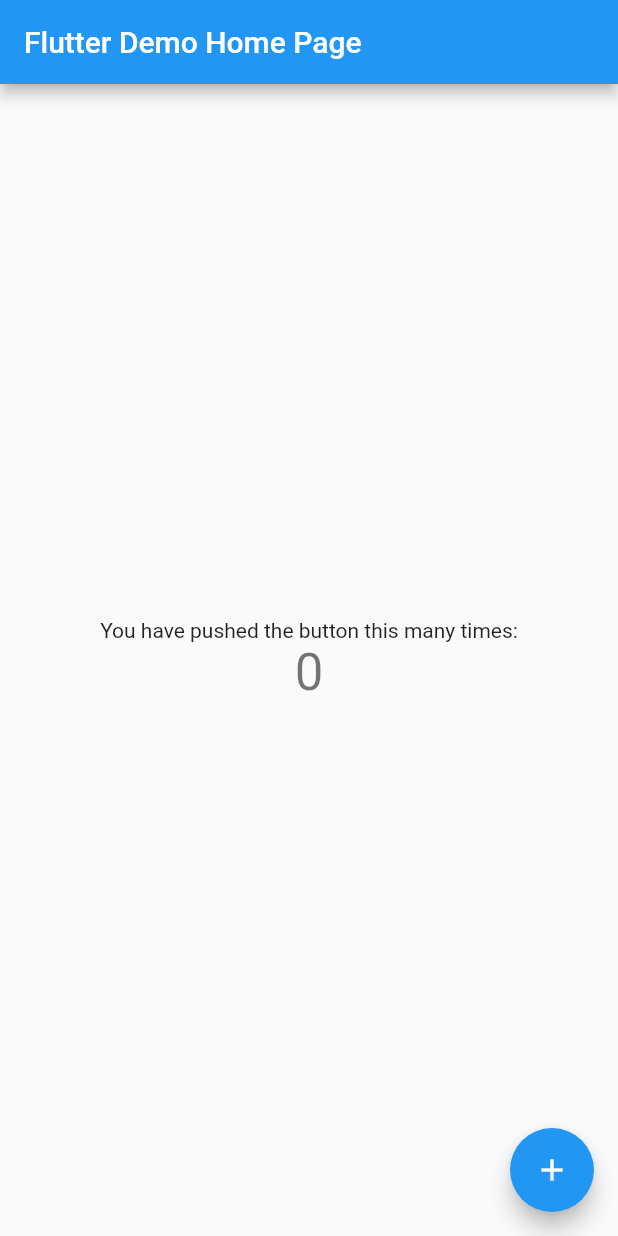
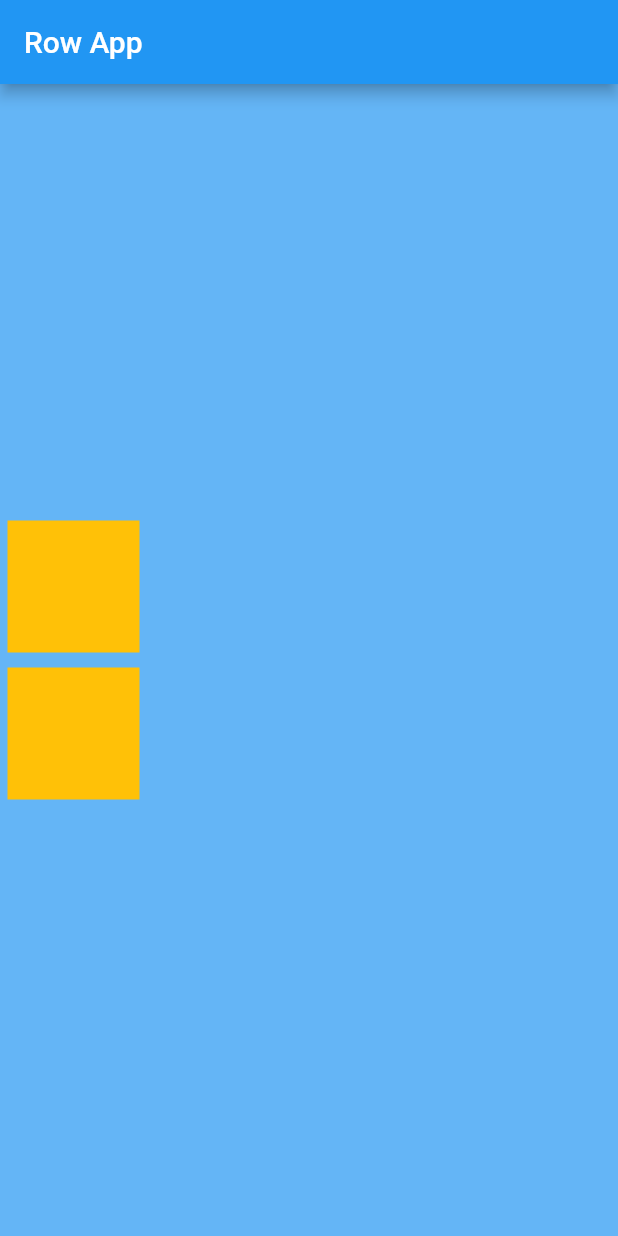
Before and after one commit to krisna31/all_flutter_component, a Flutter app: the screen it shows after launch, on a phone screen of 412 x 824 dp. Run offline on Flutter 3.47's test engine with Material 2 defaults, Android fonts, the light colour scheme and no system bars.

Commit message:
done 3 simple stateless widget
1. hello world centered
2. row with box
3. column with box

```diff
--- /dev/null
+++ b/lib/atoms/my_box.dart
@@ -0,0 +1,17 @@
+import 'package:flutter/material.dart';
+
+class MyBox extends StatelessWidget {
+  const MyBox({
+    Key? key,
+  }) : super(key: key);
+
+  @override
+  Widget build(BuildContext context) {
+    return Container(
+      color: Colors.amber,
+      width: 88,
+      height: 88,
+      margin: const EdgeInsets.all(5),
+    );
+  }
+}
--- /dev/null
+++ b/lib/components/first_hello_world.dart
@@ -0,0 +1,21 @@
+import 'package:flutter/material.dart';
+
+class HelloWorld extends StatelessWidget {
+  const HelloWorld({super.key});
+
+  @override
+  Widget build(BuildContext context) {
+    return MaterialApp(
+      debugShowCheckedModeBanner: false,
+      title: 'Hello World',
+      home: Scaffold(
+        appBar: AppBar(
+          title: const Text('Hello World'),
+        ),
+        body: const Center(
+          child: Text('Hello World'),
+        ),
+      ),
+    );
+  }
+}
--- /dev/null
+++ b/lib/components/third_column_app.dart
@@ -0,0 +1,35 @@
+import 'package:all_flutter_component/atoms/my_box.dart';
+import 'package:flutter/material.dart';
+
+class ColumnExample extends StatelessWidget {
+  const ColumnExample({super.key});
+
+  @override
+  Widget build(BuildContext context) {
+    return MaterialApp(
+      debugShowCheckedModeBanner: false,
+      home: Scaffold(
+        appBar: AppBar(
+          title: const Text("Row App"),
+        ),
+        body: Container(
+          height: double.infinity,
+          width: double.infinity,
+          color: Colors.blue.shade300,
+          child: Column(
+            mainAxisAlignment: MainAxisAlignment.center,
+            crossAxisAlignment: CrossAxisAlignment.start,
+            children: const <Widget>[
+              MyBox(),
+              MyBox(),
+              // MyBox(),
+              // MyBox(),
+              // MyBox(),
+              // MyBox(),
+            ],
+          ),
+        ),
+      ),
+    );
+  }
+}
--- a/lib/main.dart
+++ b/lib/main.dart
@@ -1,115 +1,15 @@
+import 'package:all_flutter_component/components/first_hello_world.dart';
+import 'package:all_flutter_component/components/second_row_app.dart';
+import 'package:all_flutter_component/components/third_column_app.dart';
 import 'package:flutter/material.dart';
 
-void main() {
-  runApp(const MyApp());
+void main(List<String> args) {
+  /// 1. Hello World With Center Widget
+  // runApp(const HelloWorld());
+
+  /// 2. Row Widget
+  // runApp(const RowExample());
+
+  /// 3. Column Widget
+  runApp(const ColumnExample());
 }
-
-class MyApp extends StatelessWidget {
-  const MyApp({Key? key}) : super(key: key);
-
-  // This widget is the root of your application.
-  @override
-  Widget build(BuildContext context) {
-    return MaterialApp(
-      title: 'Flutter Demo',
-      theme: ThemeData(
-        // This is the theme of your application.
-        //
-        // Try running your application with "flutter run". You'll see the
-        // application has a blue toolbar. Then, without quitting the app, try
-        // changing the primarySwatch below to Colors.green and then invoke
-        // "hot reload" (press "r" in the console where you ran "flutter run",
-        // or simply save your changes to "hot reload" in a Flutter IDE).
-        // Notice that the counter didn't reset back to zero; the application
-        // is not restarted.
-        primarySwatch: Colors.blue,
-      ),
-      home: const MyHomePage(title: 'Flutter Demo Home Page'),
-    );
-  }
-}
-
-class MyHomePage extends StatefulWidget {
-  const MyHomePage({Key? key, required this.title}) : super(key: key);
-
-  // This widget is the home page of your application. It is stateful, meaning
-  // that it has a State object (defined below) that contains fields that affect
-  // how it looks.
-
-  // This class is the configuration for the state. It holds the values (in this
-  // case the title) provided by the parent (in this case the App widget) and
-  // used by the build method of the State. Fields in a Widget subclass are
-  // always marked "final".
-
-  final String title;
-
-  @override
-  State<MyHomePage> createState() => _MyHomePageState();
-}
-
-class _MyHomePageState extends State<MyHomePage> {
-  int _counter = 0;
-
-  void _incrementCounter() {
-    setState(() {
-      // This call to setState tells the Flutter framework that something has
-      // changed in this State, which causes it to rerun the build method below
-      // so that the display can reflect the updated values. If we changed
-      // _counter without calling setState(), then the build method would not be
-      // called again, and so nothing would appear to happen.
-      _counter++;
-    });
-  }
-
-  @override
-  Widget build(BuildContext context) {
-    // This method is rerun every time setState is called, for instance as done
-    // by the _incrementCounter method above.
-    //
-    // The Flutter framework has been optimized to make rerunning build methods
-    // fast, so that you can just rebuild anything that needs updating rather
-    // than having to individually change instances of widgets.
-    return Scaffold(
-      appBar: AppBar(
-        // Here we take the value from the MyHomePage object that was created by
-        // the App.build method, and use it to set our appbar title.
-        title: Text(widget.title),
-      ),
-      body: Center(
-        // Center is a layout widget. It takes a single child and positions it
-        // in the middle of the parent.
-        child: Column(
-          // Column is also a layout widget. It takes a list of children and
-          // arranges them vertically. By default, it sizes itself to fit its
-          // children horizontally, and tries to be as tall as its parent.
-          //
-          // Invoke "debug painting" (press "p" in the console, choose the
-          // "Toggle Debug Paint" action from the Flutter Inspector in Android
-          // Studio, or the "Toggle Debug Paint" command in Visual Studio Code)
-          // to see the wireframe for each widget.
-          //
-          // Column has various properties to control how it sizes itself and
-          // how it positions its children. Here we use mainAxisAlignment to
-          // center the children vertically; the main axis here is the vertical
-          // axis because Columns are vertical (the cross axis would be
-          // horizontal).
-          mainAxisAlignment: MainAxisAlignment.center,
-          children: <Widget>[
-            const Text(
-              'You have pushed the button this many times:',
-            ),
-            Text(
-              '$_counter',
-              style: Theme.of(context).textTheme.headline4,
-            ),
-          ],
-        ),
-      ),
-      floatingActionButton: FloatingActionButton(
-        onPressed: _incrementCounter,
-        tooltip: 'Increment',
-        child: const Icon(Icons.add),
-      ), // This trailing comma makes auto-formatting nicer for build methods.
-    );
-  }
-}
```
Also changed, not shown: lib/components/second_row_app.dart (added, +35 -0 lines), 1 other file.
